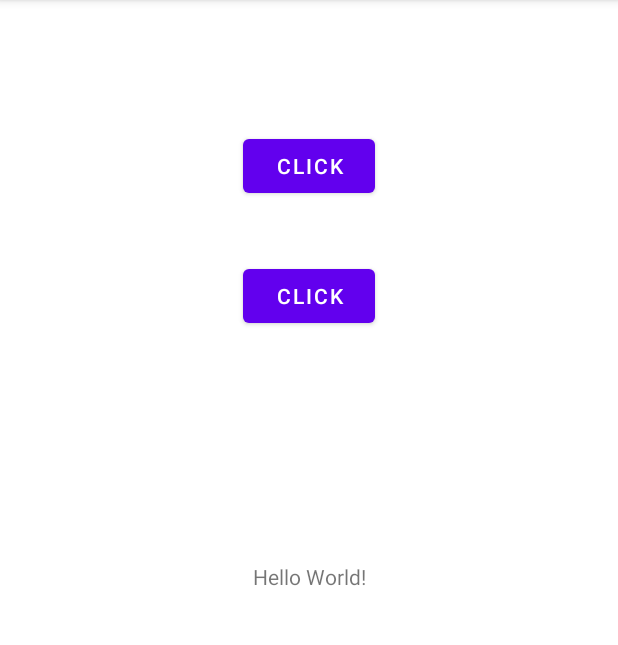
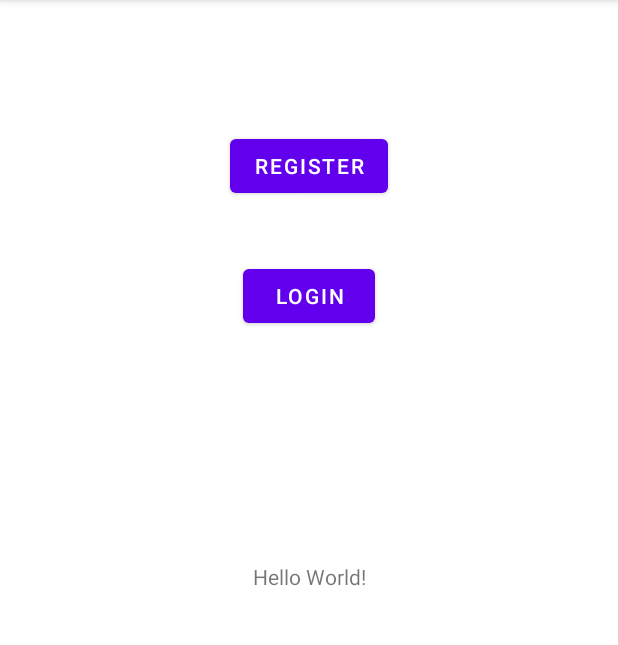
Before and after one commit to 20Anna00/PAMN_App, an Android app: the screen it shows after launch (MainActivity), on a phone screen of 412 x 824 dp, the part 84-729 px from its top. Run offline under Robolectric (Android 15) with nearby library versions, the phone set to English and light mode, and no system bars.

Commit message:
low changes

```diff
--- a/app/src/main/res/layout/activity_main.xml
+++ b/app/src/main/res/layout/activity_main.xml
@@ -20,7 +20,7 @@
         android:id="@+id/login_button"
         android:layout_width="wrap_content"
         android:layout_height="wrap_content"
-        android:text="Click"
+        android:text="Login"
         app:layout_constraintBottom_toBottomOf="@+id/text"
         app:layout_constraintEnd_toEndOf="parent"
         app:layout_constraintStart_toStartOf="parent"
@@ -29,7 +29,7 @@
         android:id="@+id/register_button"
         android:layout_width="wrap_content"
         android:layout_height="wrap_content"
-        android:text="Click"
+        android:text="Register"
         app:layout_constraintBottom_toBottomOf="@+id/login_button"
         app:layout_constraintEnd_toEndOf="parent"
         app:layout_constraintStart_toStartOf="parent"
```
